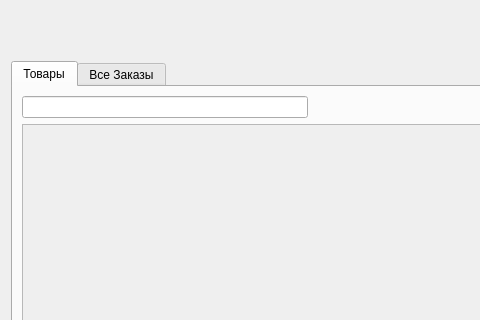
First picture: the form in ui/MainWidget.ui, repository Leevandr/demo_final, before the edit; both pictures show x 0 to 480 and y 0 to 320 of the 827 by 548 pixel window.
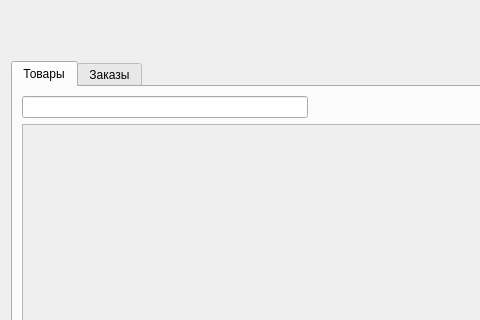
Second picture: the form after the edit.

```diff
--- a/ui/MainWidget.ui
+++ b/ui/MainWidget.ui
@@ -174,7 +174,7 @@
        </widget>
        <widget class="QWidget" name="tab_2">
         <attribute name="title">
-         <string>Все Заказы</string>
+         <string>Заказы</string>
         </attribute>
         <layout class="QVBoxLayout" name="verticalLayout_8">
          <item>
```
